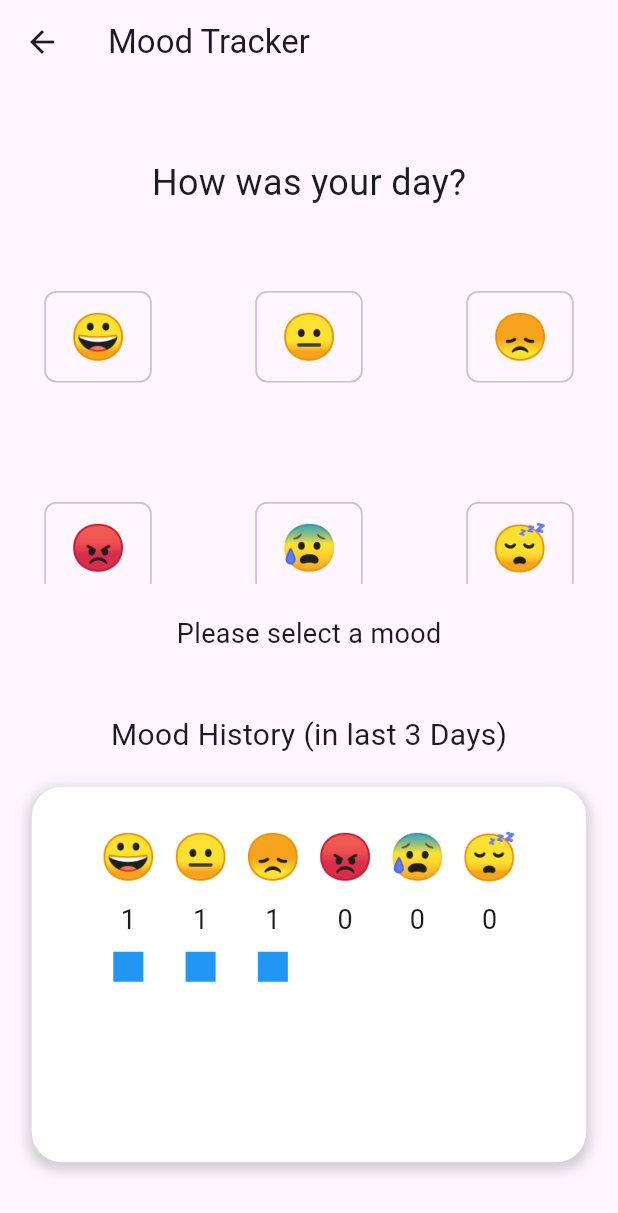
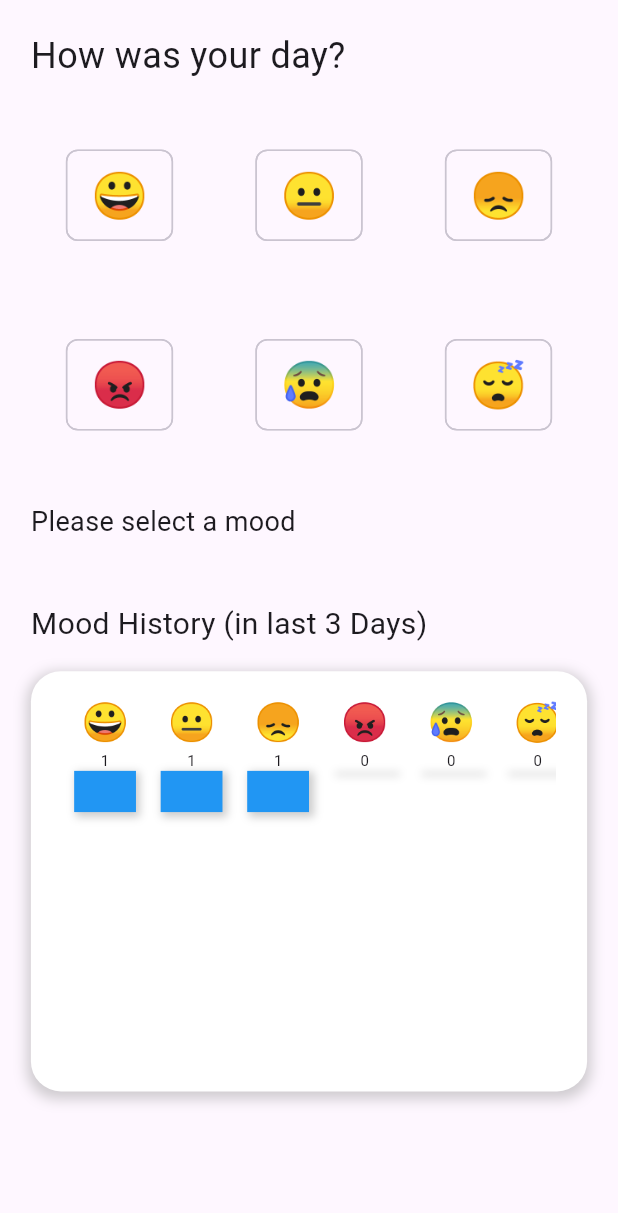
Before and after one commit to phirito/Mentalease_prj1, a Flutter app: the MoodTracker screen opened directly, on a phone screen of 412 x 824 dp. Shown: the top 1213 px of the screen. Run offline on Flutter 3.47's test engine with Material 3 defaults, Android fonts, the phone set to English and light mode, and no system bars.

Commit message:
new update

```diff
--- a/mentalease_2/lib/journaling_area.dart
+++ b/mentalease_2/lib/journaling_area.dart
@@ -49,9 +49,6 @@ class _JournalingAreaState extends State<JournalingArea> {
   @override
   Widget build(BuildContext context) {
     return Scaffold(
-      appBar: AppBar(
-        title: const Text("Journaling"),
-      ),
       body: PageView(
         controller: _pageController,
         children: [
--- a/mentalease_2/lib/meditate_area.dart
+++ b/mentalease_2/lib/meditate_area.dart
@@ -62,9 +62,6 @@ class _MeditateAreaState extends State<MeditateArea>
   @override
   Widget build(BuildContext context) {
     return Scaffold(
-      appBar: AppBar(
-        title: const Text("Meditate"),
-      ),
       body: Padding(
         padding: const EdgeInsets.all(16.0),
         child: Column(
@@ -80,7 +77,8 @@ class _MeditateAreaState extends State<MeditateArea>
                     value: _start / 60,
                     strokeWidth: 10,
                     backgroundColor: Colors.grey.shade300,
-                    valueColor: const AlwaysStoppedAnimation<Color>(Colors.blue),
+                    valueColor:
+                        const AlwaysStoppedAnimation<Color>(Colors.blue),
                   ),
                 ),
                 Text(
--- a/mentalease_2/lib/mood_tracker.dart
+++ b/mentalease_2/lib/mood_tracker.dart
@@ -1,7 +1,11 @@
+// ignore_for_file: deprecated_member_use
+
 import 'package:flutter/material.dart';
 
 class MoodTracker extends StatefulWidget {
-  const MoodTracker({super.key});
+  final bool showGreeting;
+
+  const MoodTracker({super.key, this.showGreeting = true});
 
   @override
   // ignore: library_private_types_in_public_api
@@ -30,52 +34,29 @@ class _MoodTrackerState extends State<MoodTracker> {
 
   @override
   Widget build(BuildContext context) {
+    final mediaQuery = MediaQuery.of(context);
+    final bool isLandscape = mediaQuery.orientation == Orientation.landscape;
+
     return Scaffold(
-      appBar: AppBar(
-        title: const Text("Mood Tracker"),
-      ),
-      body: LayoutBuilder(
-        builder: (context, constraints) {
-          final bool isLandscape = constraints.maxWidth > constraints.maxHeight;
-
-          return isLandscape
-              ? SingleChildScrollView(
-                  padding: const EdgeInsets.all(20),
+      body: Padding(
+        padding: EdgeInsets.all(mediaQuery.size.width * 0.05),
+        child: SingleChildScrollView(
           child: Column(
             crossAxisAlignment: CrossAxisAlignment.start,
-                    children: _buildMoodTrackerContent(constraints),
+            children: [
+              if (widget.showGreeting) // Conditionally display greeting
+                Text(
+                  "How was your day?",
+                  style: TextStyle(fontSize: mediaQuery.textScaleFactor * 24),
                 ),
-                )
-              : SingleChildScrollView(
-                  child: ConstrainedBox(
-                    constraints: BoxConstraints(
-                      minHeight: constraints.maxHeight,
-                    ),
-                    child: Column(
-                      mainAxisAlignment: MainAxisAlignment.center,
-                      children: _buildMoodTrackerContent(constraints),
-                    ),
-                  ),
-                );
-        },
-      ),
-    );
-  }
-
-  List<Widget> _buildMoodTrackerContent(BoxConstraints constraints) {
-    return [
-      const Text(
-        "How was your day?",
-        style: TextStyle(fontSize: 24),
-      ),
-      const SizedBox(height: 20),
+              SizedBox(height: mediaQuery.size.height * 0.02),
               SizedBox(
-        height: constraints.maxHeight *
+                height: mediaQuery.size.height *
                     0.3, // Adjust height relative to screen size
                 child: GridView.count(
-          crossAxisCount: 3,
-          mainAxisSpacing: 10,
-          crossAxisSpacing: 10,
+                  crossAxisCount: isLandscape ? 4 : 3,
+                  mainAxisSpacing: mediaQuery.size.width * 0.02,
+                  crossAxisSpacing: mediaQuery.size.width * 0.02,
                   childAspectRatio: 1,
                   shrinkWrap:
                       true, // Prevent GridView from taking up more space than necessary
@@ -84,7 +65,8 @@ class _MoodTrackerState extends State<MoodTracker> {
                     return ChoiceChip(
                       label: Text(
                         mood['emoji']!,
-                style: const TextStyle(fontSize: 30),
+                        style: TextStyle(
+                            fontSize: mediaQuery.textScaleFactor * 30),
                       ),
                       selected: _selectedMood == mood['label'],
                       onSelected: (selected) {
@@ -99,21 +81,23 @@ class _MoodTrackerState extends State<MoodTracker> {
                   }).toList(),
                 ),
               ),
-      const SizedBox(height: 20),
+              SizedBox(height: mediaQuery.size.height * 0.02),
               Text(
                 _selectedMood.isNotEmpty
                     ? 'You selected: $_selectedMood'
                     : 'Please select a mood',
-        style: const TextStyle(fontSize: 18),
+                style: TextStyle(fontSize: mediaQuery.textScaleFactor * 18),
               ),
-      const SizedBox(height: 40),
-      const Text(
+              SizedBox(height: mediaQuery.size.height * 0.05),
+              Text(
                 "Mood History (in last 3 Days)",
-        style: TextStyle(fontSize: 20),
+                style: TextStyle(fontSize: mediaQuery.textScaleFactor * 20),
               ),
-      const SizedBox(height: 20),
+              SizedBox(height: mediaQuery.size.height * 0.02),
               Container(
-        padding: const EdgeInsets.symmetric(horizontal: 20.0, vertical: 10.0),
+                padding: EdgeInsets.symmetric(
+                    horizontal: mediaQuery.size.width * 0.05,
+                    vertical: mediaQuery.size.height * 0.02),
                 decoration: BoxDecoration(
                   color: Colors.white,
                   boxShadow: [
@@ -121,51 +105,77 @@ class _MoodTrackerState extends State<MoodTracker> {
                       color: Colors.grey.withOpacity(0.5),
                       spreadRadius: 2,
                       blurRadius: 7,
-              offset: const Offset(0, 3), // changes position of shadow
+                      offset: const Offset(0, 3),
                     ),
                   ],
                   borderRadius: BorderRadius.circular(20.0),
                 ),
-        child: _buildMoodHistoryChart(constraints),
+                child: _buildMoodHistoryChart(mediaQuery),
               ),
-    ];
+            ],
+          ),
+        ),
+      ),
+    );
   }
 
-  Widget _buildMoodHistoryChart(BoxConstraints constraints) {
+  Widget _buildMoodHistoryChart(MediaQueryData mediaQuery) {
     final Map<String, int> moodCounts = {};
     for (var mood in _moodHistory) {
       moodCounts[mood] = (moodCounts[mood] ?? 0) + 1;
     }
 
-    return Container(
+    return SizedBox(
       height:
-          constraints.maxHeight * 0.3, // Adjust height relative to screen size
-      width: constraints.maxWidth * 0.8, // Adjust width relative to screen size
-      padding: const EdgeInsets.all(15.0),
+          mediaQuery.size.height * 0.3, // Adjust height relative to screen size
+      width:
+          mediaQuery.size.width * 0.9, // Adjust width relative to screen size
+      child: SingleChildScrollView(
+        scrollDirection: Axis.horizontal,
         child: Row(
-        mainAxisAlignment: MainAxisAlignment.spaceEvenly,
+          mainAxisAlignment: MainAxisAlignment.start,
           children: _moods.map((mood) {
             final count = moodCounts[mood['label']] ?? 0;
-          return Column(
+            // Calculate bar height to avoid too large or small bars
+            double barHeight =
+                mediaQuery.size.height * 0.1 * (count / (_moodHistory.length));
+            return Padding(
+              padding: EdgeInsets.symmetric(
+                  horizontal: mediaQuery.size.width * 0.02),
+              child: Column(
                 children: [
                   Text(
                     '${mood['emoji']}',
-                style: const TextStyle(fontSize: 30),
+                    style: TextStyle(fontSize: mediaQuery.textScaleFactor * 25),
                   ),
-              const SizedBox(height: 8),
+                  SizedBox(height: mediaQuery.size.height * 0.00),
                   Text(
                     '$count',
-                style: const TextStyle(fontSize: 18),
+                    style: TextStyle(fontSize: mediaQuery.textScaleFactor * 10),
                   ),
-              const SizedBox(height: 8),
+                  SizedBox(height: mediaQuery.size.height * 0.00),
                   Container(
-                width: 20,
-                height: 20.0 * count,
+                    width: mediaQuery.size.width * 0.1,
+                    height: barHeight > 0
+                        ? barHeight
+                        : mediaQuery.size.height * 0.0,
+                    decoration: BoxDecoration(
                       color: Colors.blue,
+                      boxShadow: [
+                        BoxShadow(
+                          color: Colors.black.withOpacity(0.2), // Shadow color
+                          spreadRadius: 1, // Spread radius of the shadow
+                          blurRadius: 4, // Blur radius of the shadow
+                          offset: const Offset(2, 2), // Offset of the shadow
                         ),
                       ],
+                    ),
+                  ),
+                ],
+              ),
             );
           }).toList(),
+        ),
       ),
     );
   }
--- a/mentalease_2/lib/signup_area.dart
+++ b/mentalease_2/lib/signup_area.dart
@@ -30,9 +30,6 @@ class SignUpArea extends StatelessWidget {
   @override
   Widget build(BuildContext context) {
     return Scaffold(
-      appBar: AppBar(
-        title: const Text("Sign-Up"),
-      ),
       body: SingleChildScrollView(
         padding: const EdgeInsets.all(16.0),
         child: Form(
```
Also changed, not shown: mentalease_2/lib/home_area.dart (+68 -85 lines), mentalease_2/pubspec.yaml (+2 -66 lines), mentalease_2/pubspec.lock. Lines whose indentation alone changed are shown as unchanged.
